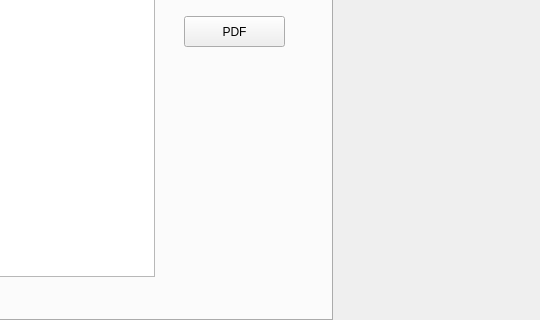
Qt form gestion_menu.ui (NourBCL/Smart-Parental-Monitoring-system-2A19) before a commit; both pictures show x 568 to 1108 and y 190 to 510 of the 1108 by 611 pixel window.
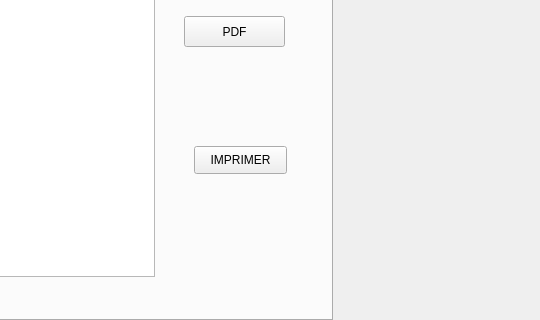
The same form after that commit. The open tabs and pages were chosen to show the change.

Patch:
```diff
--- a/gestion_menu.ui
+++ b/gestion_menu.ui
@@ -188,6 +188,19 @@
       <string>Géneration:</string>
      </property>
     </widget>
+    <widget class="QPushButton" name="pushButton_2">
+     <property name="geometry">
+      <rect>
+       <x>620</x>
+       <y>250</y>
+       <width>93</width>
+       <height>28</height>
+      </rect>
+     </property>
+     <property name="text">
+      <string>IMPRIMER</string>
+     </property>
+    </widget>
    </widget>
    <widget class="QWidget" name="tab_4">
     <attribute name="title">
```
Left out of the diff: 2 changed lines with no effect on the pictures.
